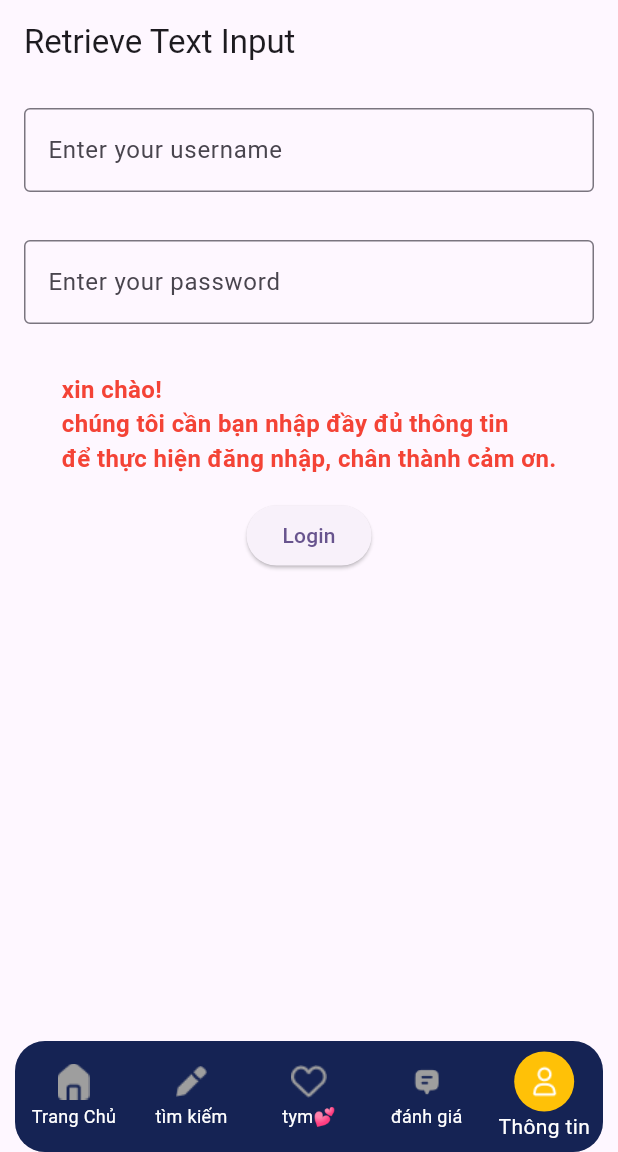
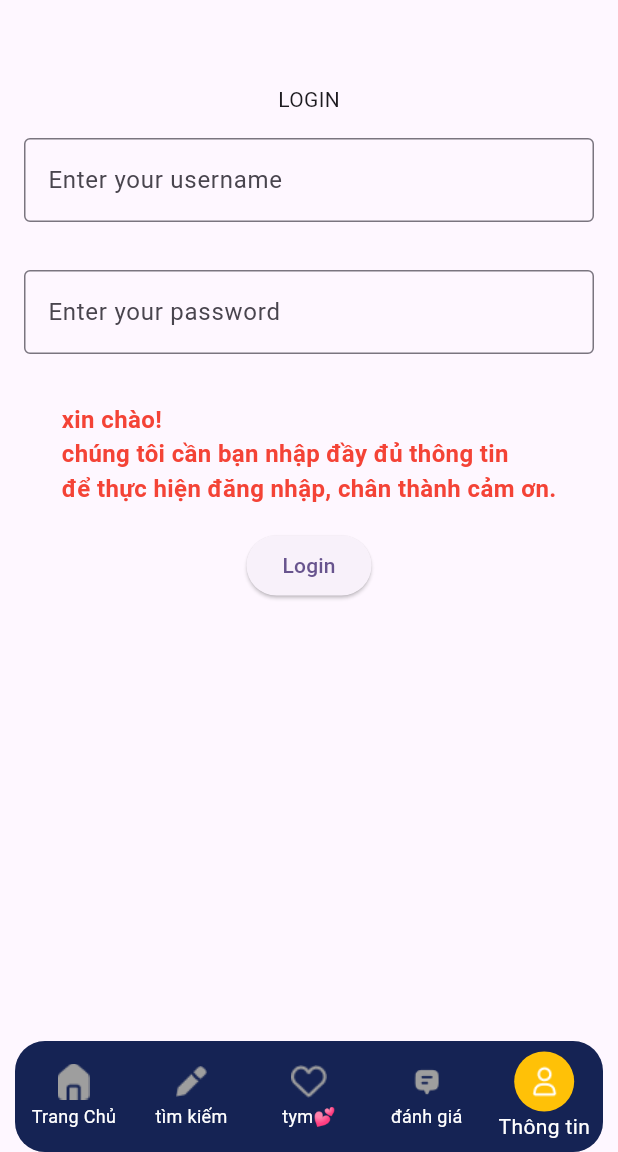
Before and after one commit to rudeusMSK/fluttershoping2024, a Flutter app: the screen it shows after launch, item 5 of the bottom bar chosen, after a tap on "Login", on a phone screen of 412 x 824 dp, the part 84-1236 px from its top. Run offline on Flutter 3.47's test engine with Material 3 defaults, Android fonts, the phone set to English and light mode, and no system bars; our stand-ins replace cookie_jar, dio, dio_cookie_manager; accounts and stored records are empty; network calls fail.

Commit message:
Add: dependencies shared_preferences, path_provider. Update: user login.

```diff
--- a/lib/Services/UserServices.dart
+++ b/lib/Services/UserServices.dart
@@ -1,23 +1,45 @@
+// ignore_for_file: depend_on_referenced_packages, non_constant_identifier_names, avoid_print
+
 import 'dart:convert';
 import 'package:cookie_jar/cookie_jar.dart';
 import 'package:dio/dio.dart';
 import 'package:dio_cookie_manager/dio_cookie_manager.dart';
+import 'package:path_provider/path_provider.dart'; // Import thư viện để lấy đường dẫn lưu trữ
 import 'package:mainpage_detailuser_v1/Model/CookieModel.dart';
 import 'package:mainpage_detailuser_v1/Model/UserModel.dart';
+import 'dart:io';
+import 'package:path/path.dart' as p;
 
 class UserServices {
-  static final Dio dio = Dio()
-  ..options.validateStatus = (status) => true;
-  static final CookieJar cookieJar = CookieJar();
+  static final Dio dio = Dio()..options.validateStatus = (status) => true;
+  static PersistCookieJar? _cookieJar;
   static int? _statusCode;
 
   static int? getStatusCode() {
     return _statusCode;
   }
 
+  // Hàm khởi tạo cookie jar với đường dẫn lưu trữ
+  static Future<void> _initCookieJar() async {
+    if (_cookieJar == null) {
+      Directory appDocDir =
+          await getApplicationDocumentsDirectory(); // Lấy thư mục lưu trữ tài liệu của ứng dụng
+      String cookiePath =
+          p.join(appDocDir.path, 'cookies'); // Đặt đường dẫn lưu trữ cookie
+
+      _cookieJar = PersistCookieJar(
+        storage: FileStorage(cookiePath),
+      );
+      dio.interceptors.add(CookieManager(_cookieJar!));
+    }
+  }
+
   static Future<UserCookie?> fetch_User_Account(
       String userName, String password) async {
-    dio.interceptors.add(CookieManager(cookieJar));
+    await _initCookieJar(); // Khởi tạo cookie jar
+
+    // Xóa toàn bộ cookies trước khi gửi yêu cầu mới
+    await _cookieJar!.deleteAll();
 
     try {
       var response = await dio.post(
@@ -28,30 +50,51 @@ class UserServices {
         }),
       );
 
+      // Kiểm tra cookie trước khi gửi yêu cầu
+      var cookies = await _cookieJar!.loadForRequest(
+          Uri.parse("http://backendflutter2024.somee.com/api/Login"));
+
+      print("Cookies sẽ được gửi đi:");
+      for (var cookie in cookies) {
+        print('Cookie: ${cookie.name}=${cookie.value}');
+      }
+
+      // In response trả về từ API
+      print("Response từ API:");
+      print("Status Code: ${response.statusCode}");
+      print("Headers: ${response.headers}");
+      print("Data: ${response.data}");
+
+      // 200: Oke
       if (response.statusCode == 200) {
+        print('Cookie: 200');
         _statusCode = 200;
         var data = response.data;
-        var token = data['Token'];
 
-        var cookies = await cookieJar.loadForRequest(
-            Uri.parse("http://backendflutter2024.somee.com/api/Login"));
-
-        for (var cookie in cookies) {
-          print('Cookie: ${cookie.name}=${cookie.value}');
-        }
         return UserCookie.fromJson(data);
       } else {
         _statusCode = response.statusCode;
         return null;
       }
     } catch (e) {
-      print('Lỗi: $e');
-      throw Exception('Đã xảy ra lỗi: $e');
+      print('Đã xảy ra lỗi khi fetch_User_Account đến backend: $e');
+      throw Exception('Đã xảy ra lỗi khi fetch_User_Account đến backend: $e');
     }
   }
 
- static Future<User?> fetch_User_Informations() async {
+  static Future<User?> fetch_User_Informations() async {
+    await _initCookieJar(); // Khởi tạo cookie jar
+
     try {
+      // Kiểm tra cookie trước khi gửi yêu cầu
+      var cookies = await _cookieJar!.loadForRequest(
+          Uri.parse("http://backendflutter2024.somee.com/api/userDetail"));
+
+      print("Cookies sẽ được gửi đi:");
+      for (var cookie in cookies) {
+        print('Cookie: ${cookie.name}=${cookie.value}');
+      }
+
       dio.options.headers = {
         "Accept": "application/json",
         "Content-Type": "application/json"
@@ -60,30 +103,27 @@ class UserServices {
       var response =
           await dio.get("http://backendflutter2024.somee.com/api/userDetail");
 
-      if (response.statusCode == 401) {
-        _statusCode = 401;
-        return null;
-      }
+      // In response trả về từ API
+      print("Response từ API:");
+      print("Status Code: ${response.statusCode}");
+      print("Headers: ${response.headers}");
+      print("Data: ${response.data}");
+
+      // 200: Oke
       if (response.statusCode == 200) {
         _statusCode = 200;
         Map<String, dynamic> data = response.data;
+        print('data: ${response.data}');
         User user = User.fromJson(data);
         return user;
       } else {
         _statusCode = response.statusCode;
         return null;
       }
-    } on DioException catch (e) {
-      // dio error:
-      print('Lỗi DioException: ${e.response?.statusCode}, ${e.message}');
-      if (e.response != null) {
-        print('Response data: ${e.response?.data}');
-      }
     } catch (e) {
-      // Các lỗi khác ngoài Dio
-      print('Lỗi không mong muốn: $e');
+      print('Đã xảy ra lỗi khi fetch_User_Informations đến backend: $e');
+      throw Exception(
+          'Đã xảy ra lỗi khi fetch_User_Informations đến backend: $e');
     }
-    return null;
   }
-
 }
--- a/lib/View/Main_screen.dart
+++ b/lib/View/Main_screen.dart
@@ -1,13 +1,11 @@
 // ignore_for_file: camel_case_types
 
 import 'package:flutter/material.dart';
-import 'package:mainpage_detailuser_v1/View/view_chua_sai_toi_de_day_cho_zui/Profile_screen.dart';
 import 'package:mainpage_detailuser_v1/components/app_bar.dart';
-import 'package:mainpage_detailuser_v1/components/bodyWidgets/AccountBody.dart';
+import 'package:mainpage_detailuser_v1/components/bodyWidgets/LoginBody.dart';
 import 'package:mainpage_detailuser_v1/components/bottom_navigationbar.dart';
 import 'package:mainpage_detailuser_v1/components/bodyWidgets/editBody.dart';
 import 'package:mainpage_detailuser_v1/components/bodyWidgets/homeBody.dart';
-import 'package:mainpage_detailuser_v1/components/bodyWidgets/loveBody.dart';
 
 class Main_screen extends StatefulWidget {
   final String title;
@@ -39,9 +37,9 @@ class _Main_screenState extends State<Main_screen> {
     List<Widget> bodyItem = [
       HomeBody(), // 0
       editbody(), // 1
-      lovebody(), // 2
-      ProfileScreen(), // 3 test
-      AccountBody(), // 4 test
+      editbody(), // 2
+      editbody(),
+      const LoginBody(), // 4 test
     ];
 
     return Scaffold(
--- a/lib/ViewModel/User_View_Model.dart
+++ b/lib/ViewModel/User_View_Model.dart
@@ -1,36 +1,49 @@
-// ignore_for_file: non_constant_identifier_names, avoid_print
-
 import 'package:flutter/material.dart';
 import 'package:mainpage_detailuser_v1/Model/CookieModel.dart';
 import 'package:mainpage_detailuser_v1/Model/UserModel.dart';
 import 'package:mainpage_detailuser_v1/Services/UserServices.dart';
-import 'package:mainpage_detailuser_v1/components/bodyWidgets/ErrorBody.dart';
 
 class UserViewModel extends ChangeNotifier {
   UserCookie? cookie;
   User? user;
   String? errorMessage;
   bool isUserInitialized = false;
+  int? _stateCode;
 
-  var repStateCode = UserServices.getStatusCode();
+  // Get stateCode
+  int? get getStateCode => _stateCode;
 
-  void fetch_User_Account(String username, String password) async {
+  // Setter stateCode, thông báo đã có thay đổi.
+  set getStateCode(int? code) {
+    _stateCode = code;
+    notifyListeners();
+  }
+
+  Future<void> fetch_User_Account(String username, String password) async {
     try {
       var fetchedCookie =
           await UserServices.fetch_User_Account(username, password);
 
       if (fetchedCookie != null) {
         cookie = fetchedCookie;
-        print("user: ${cookie?.userID} - token: ${cookie?.token} ");
-        notifyListeners();
-      } else if (repStateCode == 500) {
-      //  ErroBody(500);
-        print('Lỗi: 500.');
+        // print("user: ${cookie?.userID} - token: ${cookie?.token}");
+        getStateCode = UserServices.getStatusCode();
+
+        // Fetch user information after successful login:
+        await fetch_User_Informations();
+      } else if (UserServices.getStatusCode() == 500) {
+        // print('Lỗi: 500.');
+        getStateCode = 500;
       } else {
-        print('Lỗi: Không có dữ liệu trả về từ API.');
+        // print('Lỗi: Không có dữ liệu trả về từ API.');
+        // print('status Code: ${UserServices.getStatusCode()}');
+        getStateCode = UserServices.getStatusCode();
       }
     } catch (e) {
-      print('Lỗi khi lấy cookie: $e');
+      // print('Lỗi khi lấy cookie: $e');
+      errorMessage = 'Lỗi khi lấy cookie: $e';
+      getStateCode = 500;
+      notifyListeners();
     }
   }
 
@@ -38,24 +51,14 @@ class UserViewModel extends ChangeNotifier {
     try {
       user = await UserServices.fetch_User_Informations();
       isUserInitialized = true;
-      if (user == null) {
-        if (repStateCode == 500) {
-        // Errorbody(500);
-        } else if (repStateCode == 401) {
-        //  Errorbody(401);
-        }
-        else if (repStateCode == 404) {
-        // Errorbody(404);
-        }
-         else {
-          print('Lỗi fetch_User_Informations viewModel');
-         }
-      }
+      getStateCode = UserServices
+          .getStatusCode(); // Cập nhật stateCode sau khi fetch thông tin
+
       notifyListeners();
-    } // báo lỗi chờ fix
-    catch (e) {
+    } catch (e) {
       errorMessage = 'Lỗi khi đang fetch_User_Informations tại view: $e';
       isUserInitialized = true;
+      getStateCode = 500; // Đặt mã lỗi cho stateCode
       notifyListeners();
     }
   }
@@ -63,10 +66,4 @@ class UserViewModel extends ChangeNotifier {
   bool isUserLoggedIn() {
     return cookie != null;
   }
-
-  // void ErroBody(var StatusCode) {
-  //   // Xử lý khi lỗi 500 xảy ra
-  //   errorMessage = '${StatusCode.toString()} Lỗi server. Vui lòng thử lại sau';
-  //   notifyListeners();
-  // }
 }
--- a/lib/components/bodyWidgets/AccountBody.dart
+++ /dev/null
@@ -1,62 +0,0 @@
-// ignore_for_file: prefer_typing_uninitialized_variables
-
-import 'package:flutter/material.dart';
-import 'package:mainpage_detailuser_v1/Services/UserServices.dart';
-import 'package:mainpage_detailuser_v1/View/view_chua_sai_toi_de_day_cho_zui/Profile_screen.dart';
-import 'package:mainpage_detailuser_v1/ViewModel/User_View_Model.dart';
-import 'package:mainpage_detailuser_v1/components/bodyWidgets/ErrorBody.dart';
-import 'package:mainpage_detailuser_v1/components/bodyWidgets/LoginBody.dart';
-import 'package:provider/provider.dart';
-
-class AccountBody extends StatefulWidget {
-  const AccountBody({super.key});
-
-  @override
-  State<StatefulWidget> createState() => _AccountBodyState();
-}
-
-class _AccountBodyState extends State<AccountBody> {
-  var repStateCode;
-
-  @override
-  void initState() {
-    super.initState();
-    //final userViewModel = Provider.of<UserViewModel>(context, listen: false);
-    // if (userViewModel.isUserLoggedIn()) {
-    //   userViewModel.fetch_User_Informations();
-    // }
-    repStateCode = UserServices.getStatusCode();
-  }
-
-  @override
-  Widget build(BuildContext context) {
-    final userViewModel = Provider.of<UserViewModel>(context);
-
-    // checkStatus: lấy giao diện tương ứng
-    return Scaffold(
-      body: checkStatus(context, repStateCode),
-    );
-  }
-}
-
-// Widget checkStatus(BuildContext context, var repStateCode) {
-//   //var repStateCode = UserServices.getStatusCode();
-//   if (repStateCode == 200) {
-//     return const ProfileScreen();
-//   // ignore: curly_braces_in_flow_control_structures
-//   } else if (repStateCode == 500)  {
-//     return Errorbody(repStateCode);
-//   }
-//   // ignore: curly_braces_in_flow_control_structures
-//   else  return const LoginBody();
-// }
-
-Widget checkStatus(BuildContext context, var repStateCode) {
-  if (repStateCode == 200) {
-    return const ProfileScreen();
-  } else if (repStateCode == 500) {
-    return Errbody(repStateCode);
-  } else {
-    return const LoginBody();
-  }
-}
--- a/lib/components/bodyWidgets/LoginBody.dart
+++ b/lib/components/bodyWidgets/LoginBody.dart
@@ -1,7 +1,7 @@
-// ignore_for_file: non_constant_identifier_names
-
 import 'package:flutter/material.dart';
 import 'package:mainpage_detailuser_v1/ViewModel/User_View_Model.dart';
+import 'package:mainpage_detailuser_v1/components/bodyWidgets/ErrorBody.dart';
+import 'package:provider/provider.dart';
 
 class LoginBody extends StatefulWidget {
   const LoginBody({super.key});
@@ -11,19 +11,30 @@ class LoginBody extends StatefulWidget {
 }
 
 class _LoginBodyState extends State<LoginBody> {
-  final UserNameController = TextEditingController();
-  final UserPasswordController = TextEditingController();
+  // textfield controller:
+  final userNameController = TextEditingController();
+  final userPasswordController = TextEditingController();
+
+  // user controller:
   UserViewModel userViewModel = UserViewModel();
 
-  String TextField_Invalid = '';
-  String Textvalue =
+  // Status setup:
+  String textFieldInvalid = '',
+      //  titleView = 'LOGIN',
+      wanning =
           "xin chào!\nchúng tôi cần bạn nhập đầy đủ thông tin\nđể thực hiện đăng nhập, chân thành cảm ơn.";
 
   @override
+  void initState() {
+    super.initState();
+    userViewModel.fetch_User_Informations();
+  }
+
+  @override
   void dispose() {
-    UserNameController.dispose();
-    UserPasswordController.dispose();
-    Textvalue = "";
+    userNameController.dispose();
+    userPasswordController.dispose();
+    wanning = "";
     super.dispose();
   }
 
@@ -31,14 +42,24 @@ class _LoginBodyState extends State<LoginBody> {
   Widget build(BuildContext context) {
     return Scaffold(
       appBar: AppBar(
-        title: const Text('Retrieve Text Input'),
+          //  title: Text(titleView),
           ),
-      body: Column(
+      body: Consumer<UserViewModel>(
+        builder: (context, userViewModel, child) {
+          return checkStatus(userViewModel.getStateCode);
+        },
+      ),
+    );
+  }
+
+  Widget loginView() {
+    return Column(
       children: [
+        const Text('LOGIN'),
         Padding(
           padding: const EdgeInsets.all(16),
           child: TextField(
-              controller: UserNameController,
+            controller: userNameController,
             decoration: const InputDecoration(
               border: OutlineInputBorder(),
               hintText: 'Enter your username',
@@ -48,7 +69,7 @@ class _LoginBodyState extends State<LoginBody> {
         Padding(
           padding: const EdgeInsets.all(16),
           child: TextField(
-              controller: UserPasswordController,
+            controller: userPasswordController,
             decoration: const InputDecoration(
               border: OutlineInputBorder(),
               hintText: 'Enter your password',
@@ -56,32 +77,102 @@ class _LoginBodyState extends State<LoginBody> {
             obscureText: true,
           ),
         ),
-          if (TextField_Invalid.isNotEmpty)
+        if (textFieldInvalid.isNotEmpty)
           Padding(
             padding: const EdgeInsets.all(16),
             child: Text(
-                TextField_Invalid,
+              textFieldInvalid,
               style: const TextStyle(
-                    fontSize: 16,
-                    fontWeight: FontWeight.bold,
-                    color: Colors.red),
+                  fontSize: 16, fontWeight: FontWeight.bold, color: Colors.red),
             ),
           ),
         ElevatedButton(
           onPressed: () async {
-              String username = UserNameController.text.trim();
-              String password = UserPasswordController.text.trim();
+            String username = userNameController.text.trim();
+            String password = userPasswordController.text.trim();
 
-              username.isNotEmpty && password.isNotEmpty
-                  ? userViewModel.fetch_User_Account(username, password)
-                  : setState(() {
-                      TextField_Invalid = Textvalue;
+            if (username.isNotEmpty && password.isNotEmpty) {
+              // Call API login account and wait for the response:
+              await Provider.of<UserViewModel>(context, listen: false)
+                  .fetch_User_Account(username, password);
+
+              // xử lý đăng nhập sai thông tin tại đây
+              // do somthing...
+              if (userViewModel.getStateCode == 200) {
+                print('đăng nhập thành công ! status Code 200');
+                // If login is successful, fetch user information:
+                if (Provider.of<UserViewModel>(context, listen: false)
+                    .isUserLoggedIn()) {
+                  await Provider.of<UserViewModel>(context, listen: false)
+                      .fetch_User_Informations();
+
+                }
+              } else {
+                setState(() {
+                  textFieldInvalid =
+                      "Sorry ! StatusCode is ${userViewModel.getStateCode} !";
                 });
+              }
+              // xử lý đăng nhập sai thông tin tại đây
+            } else {
+              setState(() {
+                textFieldInvalid = wanning;
+              });
+            }
           },
           child: const Text('Login'),
         ),
       ],
+    );
+  }
+
+  Widget profileView() {
+    return Consumer<UserViewModel>(builder: (context, userViewModel, child) {
+      if (!userViewModel.isUserInitialized) {
+        return const Center(child: CircularProgressIndicator());
+      }
+
+      if (userViewModel.errorMessage != null) {
+        return Center(child: Text(userViewModel.errorMessage!));
+      }
+
+      final user = userViewModel.user;
+
+      return user == null
+          ? const Center(child: Text('Không có thông tin người dùng.'))
+          : Padding(
+              padding: const EdgeInsets.all(16.0),
+              child: Column(
+                crossAxisAlignment: CrossAxisAlignment.start,
+                children: [
+                  const Text(
+                    "PROFILE",
+                    textAlign: TextAlign.center,
+                  ),
+                  Text('Tên đăng nhập: ${user.tenDangNhap}',
+                      style: const TextStyle(fontSize: 20)),
+                  const SizedBox(height: 10),
+                  Text('Email: ${user.email}',
+                      style: const TextStyle(fontSize: 20)),
+                  const SizedBox(height: 10),
+                  Text('Giới tính: ${user.gioiTinh}',
+                      style: const TextStyle(fontSize: 20)),
+                  const SizedBox(height: 10),
+                  Text('ID: ${user.iDND}',
+                      style: const TextStyle(fontSize: 20)),
+                ],
               ),
             );
+    });
+  }
+
+  Widget checkStatus(int? repStateCode) {
+    if (repStateCode == 200) {
+      return profileView();
+    } else if (repStateCode == 500) {
+      return Errbody(repStateCode);
+    } else {
+      return loginView();
     }
   }
+}
--- a/lib/page/checkout.dart
+++ b/lib/page/checkout.dart
@@ -1,3 +1,5 @@
+// ignore_for_file: camel_case_types
+
 import 'package:flutter/material.dart';
 import 'package:mainpage_detailuser_v1/page/editShipmet.dart';
 
--- a/pubspec.yaml
+++ b/pubspec.yaml
@@ -39,6 +39,8 @@ dependencies:
   http: ^1.2.2
   cookie_jar: ^4.0.8
   dio_cookie_manager: ^3.1.1
+  shared_preferences: ^2.3.2
+  path_provider: ^2.1.4
 
 dev_dependencies:
   flutter_test:
```
Also changed, not shown: lib/View/view_chua_sai_toi_de_day_cho_zui/Profile_screen.dart (+0 -13 lines), lib/components/bodyWidgets/Errorbody.dart (+21 -3 lines), pubspec.lock. Lines whose indentation alone changed are shown as unchanged.
